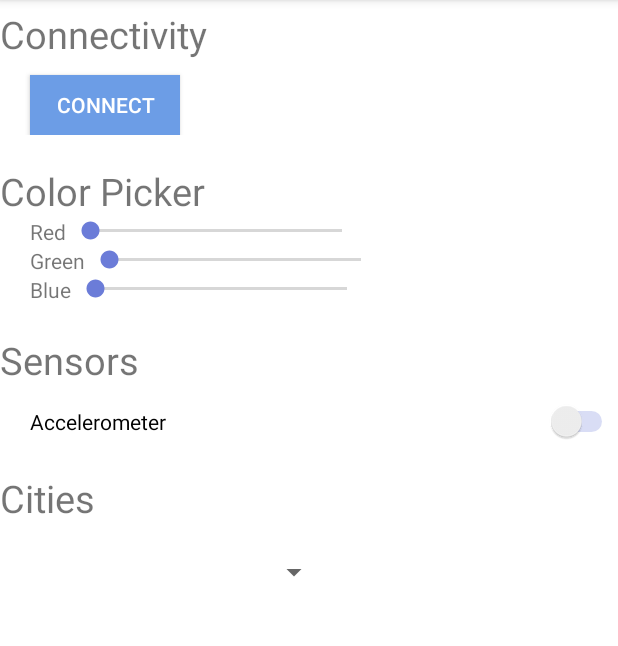
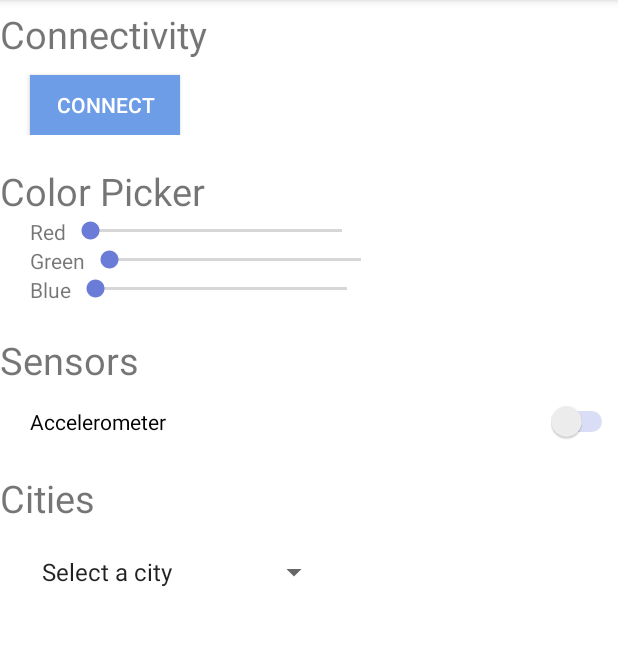
Before and after one commit to christiango/CSE590-Ubiquitous-Computing, an Android app: the MainActivity screen opened directly, with no data from a screen before it, on a phone screen of 412 x 824 dp, the part 84-730 px from its top. Run offline under Robolectric (Android 15) with nearby library versions, the light colour scheme and no system bars; 3 statements that could not run were skipped.

Commit message:
Cities dialog cleanup

```diff
--- a/SmartNightLight/Android/app/src/main/java/go/christian/smartnightlight/MainActivity.java
+++ b/SmartNightLight/Android/app/src/main/java/go/christian/smartnightlight/MainActivity.java
@@ -408,7 +408,7 @@ public class MainActivity extends AppCompatActivity implements SensorEventListen
           public void onItemSelected(AdapterView<?> adapterView, View view, int i, long l) {
             String city = (String) adapterView.getItemAtPosition(i);
 
-            if (city.isEmpty()) {
+            if (city.equals("Select a city")) {
               return;
             }
 
--- a/SmartNightLight/Android/app/src/main/res/values/cities.xml
+++ b/SmartNightLight/Android/app/src/main/res/values/cities.xml
@@ -1,7 +1,7 @@
 <?xml version="1.0" encoding="utf-8"?>
 <resources>
     <string-array name="cities">
-        <item></item>
+        <item>Select a city</item>
         <item>Seattle</item>
         <item>New York</item>
         <item>London</item>
```
